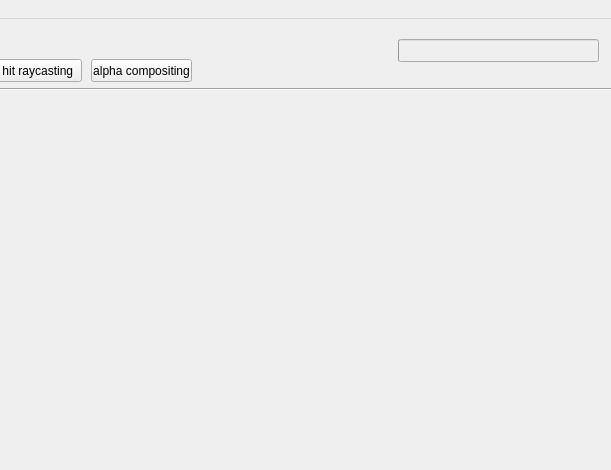
Old version of the form Projekt/res/MainWindow.ui in the repository matschyrious/Visu; both pictures show x 389 to 1000 and y 0 to 470 of the 1000 by 812 pixel window.
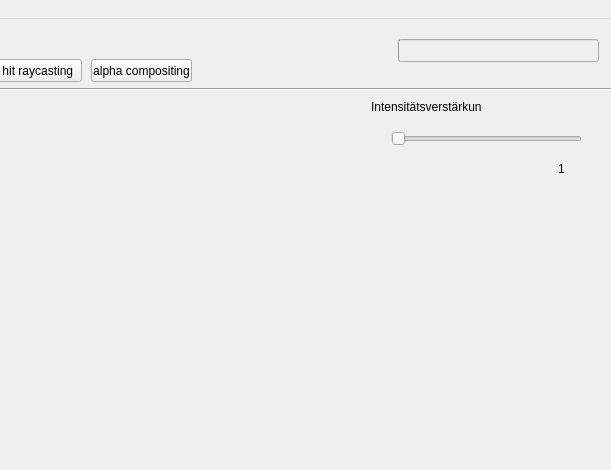
New version of the form.

Commit message: increase intensity for alpha compositing

```diff
--- a/Projekt/res/MainWindow.ui
+++ b/Projekt/res/MainWindow.ui
@@ -64,7 +64,7 @@
      <rect>
       <x>10</x>
       <y>80</y>
-      <width>841</width>
+      <width>731</width>
       <height>701</height>
      </rect>
     </property>
@@ -98,45 +98,6 @@
      <string>cpu raycasting</string>
     </property>
    </widget>
-   <widget class="QLabel" name="labelGradient">
-    <property name="geometry">
-     <rect>
-      <x>560</x>
-      <y>410</y>
-      <width>431</width>
-      <height>261</height>
-     </rect>
-    </property>
-    <property name="text">
-     <string/>
-    </property>
-   </widget>
-   <widget class="QLabel" name="labelAlpha">
-    <property name="geometry">
-     <rect>
-      <x>490</x>
-      <y>430</y>
-      <width>391</width>
-      <height>201</height>
-     </rect>
-    </property>
-    <property name="text">
-     <string/>
-    </property>
-   </widget>
-   <widget class="QLabel" name="firstHit_label">
-    <property name="geometry">
-     <rect>
-      <x>520</x>
-      <y>130</y>
-      <width>431</width>
-      <height>261</height>
-     </rect>
-    </property>
-    <property name="text">
-     <string/>
-    </property>
-   </widget>
    <widget class="QPushButton" name="pushButtonFirstHit">
     <property name="geometry">
      <rect>
@@ -176,6 +137,51 @@
      <string>average value raycasting</string>
     </property>
    </widget>
+   <widget class="QSlider" name="slider_IncreaseIntensity">
+    <property name="geometry">
+     <rect>
+      <x>780</x>
+      <y>110</y>
+      <width>191</width>
+      <height>19</height>
+     </rect>
+    </property>
+    <property name="minimum">
+     <number>1</number>
+    </property>
+    <property name="maximum">
+     <number>1000</number>
+    </property>
+    <property name="orientation">
+     <enum>Qt::Horizontal</enum>
+    </property>
+   </widget>
+   <widget class="QLabel" name="label_2">
+    <property name="geometry">
+     <rect>
+      <x>760</x>
+      <y>80</y>
+      <width>111</width>
+      <height>16</height>
+     </rect>
+    </property>
+    <property name="text">
+     <string>Intensitätsverstärkung</string>
+    </property>
+   </widget>
+   <widget class="QLabel" name="label_sliderValue">
+    <property name="geometry">
+     <rect>
+      <x>947</x>
+      <y>140</y>
+      <width>20</width>
+      <height>20</height>
+     </rect>
+    </property>
+    <property name="text">
+     <string>1</string>
+    </property>
+   </widget>
   </widget>
   <widget class="QMenuBar" name="menubar">
    <property name="geometry">
```
The commit also changes 5 other files.
